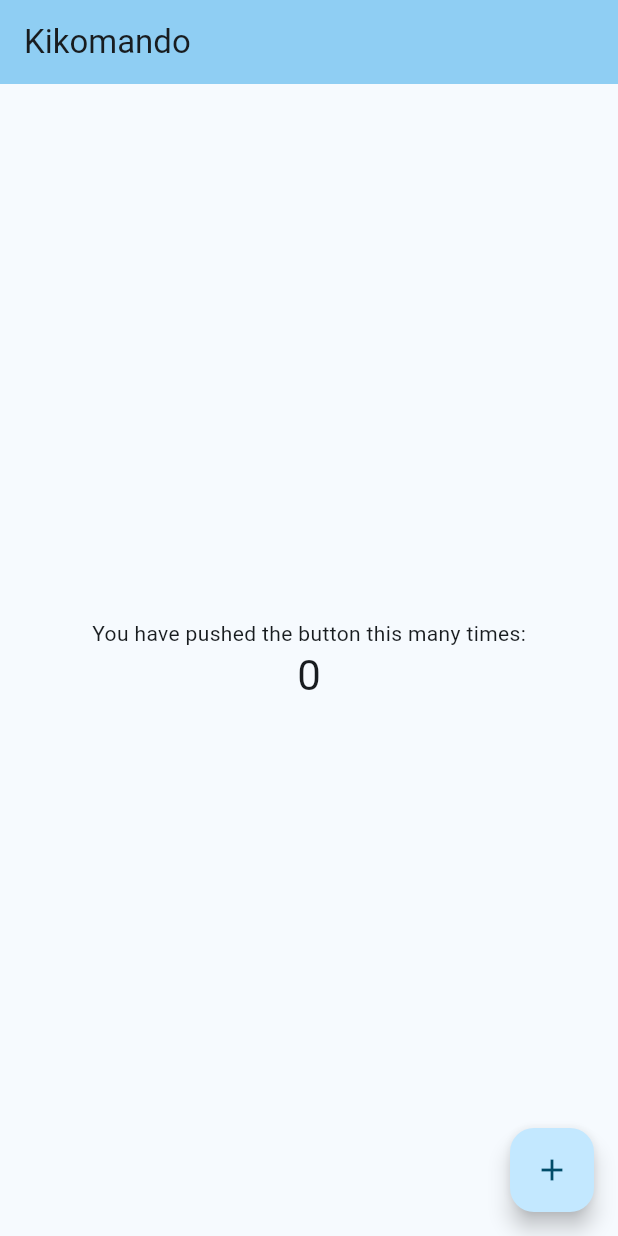
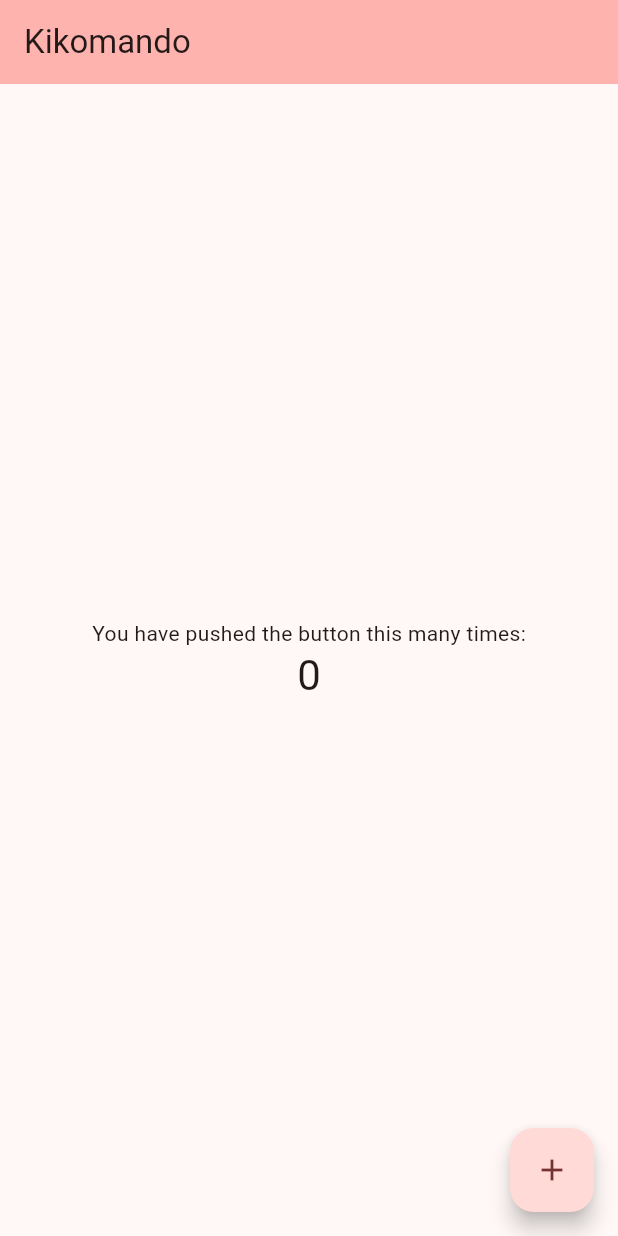
Before and after one commit to timothyamanya/kikomando, a Flutter app: the screen it shows after launch, on a phone screen of 412 x 824 dp. Run offline on Flutter 3.47's test engine with Material 3 defaults, Android fonts, the phone set to English and light mode, and no system bars.

Commit message:
changed color to red

```diff
--- a/lib/main.dart
+++ b/lib/main.dart
@@ -14,7 +14,7 @@ class MyApp extends StatelessWidget {
       title: 'Flutter Demo',
       theme: ThemeData(
 
-        colorScheme: ColorScheme.fromSeed(seedColor: Colors.lightBlueAccent),
+        colorScheme: ColorScheme.fromSeed(seedColor: Colors.redAccent),
         useMaterial3: true,
       ),
       home: const MyHomePage(title: 'Kikomando'),
```
